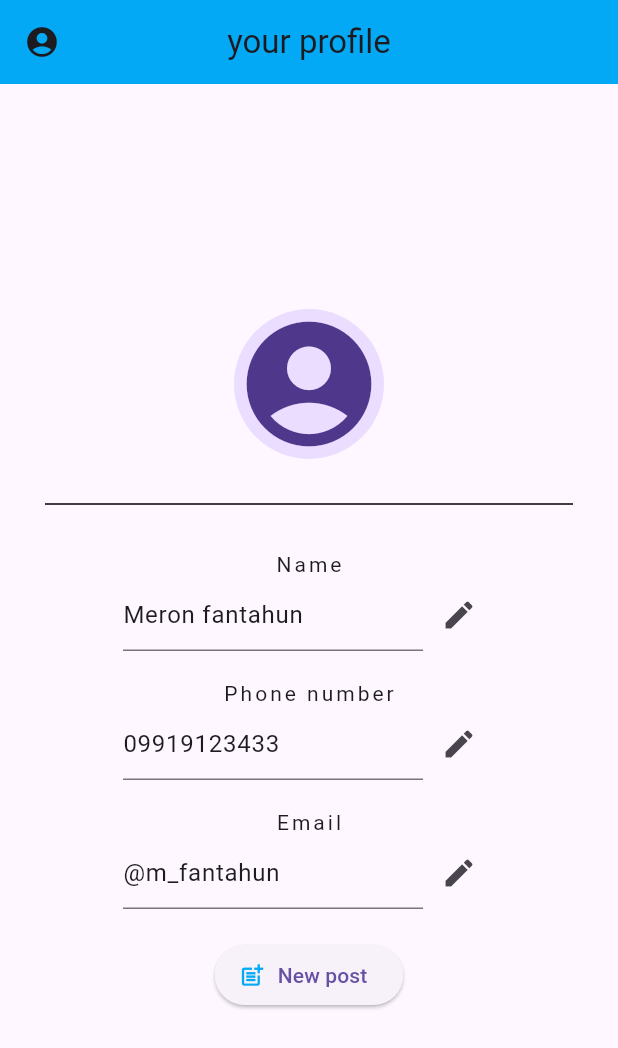
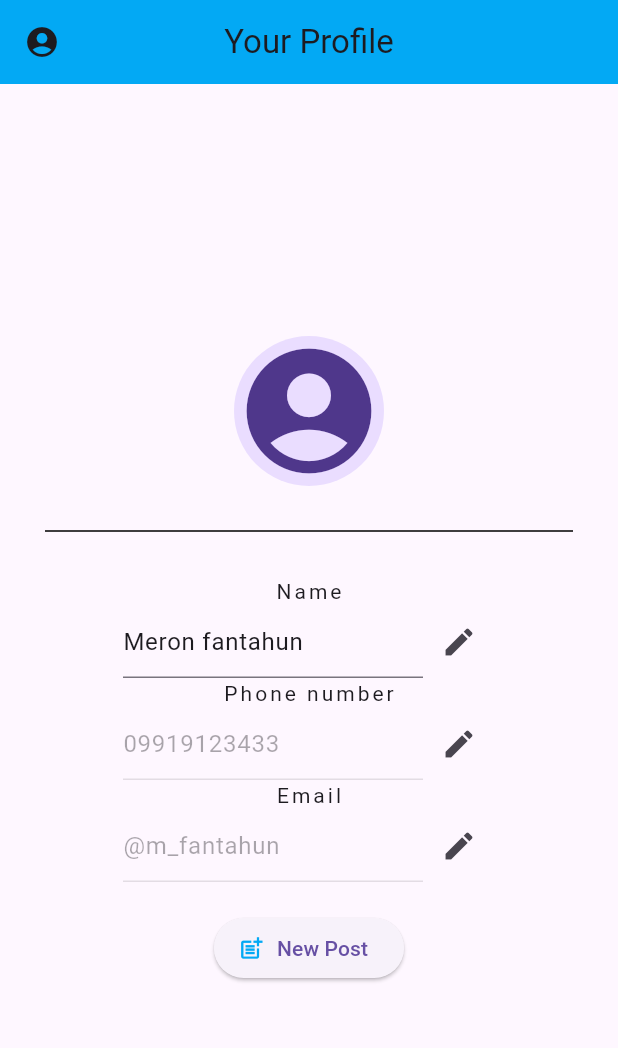
Before and after one commit to SosiSis/flutter-2024-proj, a Flutter app: the ProfileTwo screen opened directly, after a tap on the "edit" icon, on a phone screen of 412 x 824 dp. Shown: the top 1048 px of the screen. Run offline on Flutter 3.47's test engine with Material 3 defaults, Android fonts, the phone set to English and light mode, and no system bars.

Commit message:
edited profile_Two

```diff
--- a/lib/profile_two.dart
+++ b/lib/profile_two.dart
@@ -5,7 +5,7 @@ void main() {
 }
 
 class ProfileTwo extends StatefulWidget {
-  const ProfileTwo({super.key});
+  const ProfileTwo({Key? key}) : super(key: key);
 
   @override
   State<ProfileTwo> createState() => _ProfileTwoState();
@@ -14,15 +14,20 @@ class ProfileTwo extends StatefulWidget {
 class _ProfileTwoState extends State<ProfileTwo> {
   final TextEditingController _name =
       TextEditingController(text: "Meron fantahun");
-  final _controller = TextEditingController(text: "09919123433");
-  final _email = TextEditingController(text: "@m_fantahun");
+  final TextEditingController _controller =
+      TextEditingController(text: "09919123433");
+  final TextEditingController _email =
+      TextEditingController(text: "@m_fantahun");
 
-  bool _isEnable = false;
+  bool _isNameEnabled = false;
+  bool _isPhoneEnabled = false;
+  bool _isEmailEnabled = false;
+
   @override
   Widget build(BuildContext context) {
     return Scaffold(
       appBar: AppBar(
-        title: const Text("your profile"),
+        title: const Text("Your Profile"),
         leading: const Icon(Icons.account_circle),
         centerTitle: true,
         backgroundColor: Colors.lightBlue,
@@ -30,33 +35,58 @@ class _ProfileTwoState extends State<ProfileTwo> {
       body: Padding(
         padding: const EdgeInsets.all(30),
         child: Center(
-          // Wrap the Column with Center
           child: Column(
             crossAxisAlignment: CrossAxisAlignment.center,
             mainAxisAlignment: MainAxisAlignment.center,
             children: [
-              const Center(
-                child: CircleAvatar(
+              const CircleAvatar(
                 radius: 50.0,
                 child: Icon(
                   Icons.account_circle,
                   size: 100,
                 ),
               ),
-              ),
               const Divider(
                 height: 60,
                 color: Colors.black,
               ),
-              Column(mainAxisAlignment: MainAxisAlignment.center, children: [
-                Row(
+              Column(
+                mainAxisAlignment: MainAxisAlignment.center,
+                children: [
+                  buildProfileField("Name", _name, _isNameEnabled),
+                  buildProfileField(
+                      "Phone number", _controller, _isPhoneEnabled),
+                  buildProfileField("Email", _email, _isEmailEnabled),
+                ],
+              ),
+              const SizedBox(
+                height: 20,
+              ),
+              ElevatedButton.icon(
+                onPressed: () {},
+                icon: const Icon(
+                  Icons.post_add,
+                  color: Colors.lightBlue,
+                ),
+                label: const Text("New Post"),
+              )
+            ],
+          ),
+        ),
+      ),
+    );
+  }
+
+  Widget buildProfileField(
+      String label, TextEditingController controller, bool isEnabled) {
+    return Row(
       mainAxisAlignment: MainAxisAlignment.spaceAround,
       children: [
         Column(
           children: [
-                        const Text(
-                          "Name",
-                          style: TextStyle(
+            Text(
+              label,
+              style: const TextStyle(
                 letterSpacing: 2.0,
               ),
             ),
@@ -66,18 +96,20 @@ class _ProfileTwoState extends State<ProfileTwo> {
                 SizedBox(
                   width: 200,
                   child: TextField(
-                                controller: _name,
-                                enabled: _isEnable,
+                    controller: controller,
+                    enabled: isEnabled,
                   ),
                 ),
                 IconButton(
                   icon: const Icon(Icons.edit),
                   onPressed: () {
                     setState(() {
-                                  if (_isEnable) {
-                                    _isEnable = false;
-                                  } else {
-                                    _isEnable = true;
+                      if (label == "Name") {
+                        _isNameEnabled = !_isNameEnabled;
+                      } else if (label == "Phone number") {
+                        _isPhoneEnabled = !_isPhoneEnabled;
+                      } else if (label == "Email") {
+                        _isEmailEnabled = !_isEmailEnabled;
                       }
                     });
                   },
@@ -87,107 +119,6 @@ class _ProfileTwoState extends State<ProfileTwo> {
           ],
         ),
       ],
-                ),
-                const SizedBox(
-                  height: 18.0,
-                ),
-                Row(
-                  mainAxisAlignment: MainAxisAlignment.spaceAround,
-                  children: [
-                    Column(
-                      children: [
-                        const Text(
-                          "Phone number",
-                          style: TextStyle(
-                            letterSpacing: 2.0,
-                          ),
-                        ),
-                        Row(
-                          mainAxisAlignment: MainAxisAlignment.spaceAround,
-                          children: [
-                            SizedBox(
-                              width: 200,
-                              child: TextField(
-                                controller: _controller,
-                                enabled: _isEnable,
-                              ),
-                            ),
-                            IconButton(
-                              icon: const Icon(Icons.edit),
-                              onPressed: () {
-                                setState(() {
-                                  if (_isEnable) {
-                                    _isEnable = false;
-                                  } else {
-                                    _isEnable = true;
-                                  }
-                                });
-                              },
-                            )
-                          ],
-                        ),
-                      ],
-                    ),
-                  ],
-                ),
-                const SizedBox(
-                  height: 18,
-                ),
-                Row(
-                  mainAxisAlignment: MainAxisAlignment.spaceAround,
-                  children: [
-                    Column(
-                      children: [
-                        const Text(
-                          "Email",
-                          style: TextStyle(
-                            letterSpacing: 2.0,
-                          ),
-                        ),
-                        Row(
-                          mainAxisAlignment: MainAxisAlignment.spaceAround,
-                          children: [
-                            SizedBox(
-                              width: 200,
-                              child: TextField(
-                                controller: _email,
-                                enabled: _isEnable,
-                              ),
-                            ),
-                            IconButton(
-                              icon: const Icon(Icons.edit),
-                              onPressed: () {
-                                setState(() {
-                                  if (_isEnable) {
-                                    _isEnable = false;
-                                  } else {
-                                    _isEnable = true;
-                                  }
-                                });
-                              },
-                            )
-                          ],
-                        ),
-                      ],
-                    ),
-                  ],
-                ),
-              ]),
-              const SizedBox(
-                height: 20,
-              ),
-              ElevatedButton.icon(
-                onPressed: () {},
-                icon: const Icon(
-                  Icons.post_add,
-                  color: Colors.lightBlue,
-                ),
-                label: const Text("New post"),
-              )
-            ],
-          ),
-        ),
-      ),
     );
   }
 }
```
Lines whose indentation alone changed are shown as unchanged.
